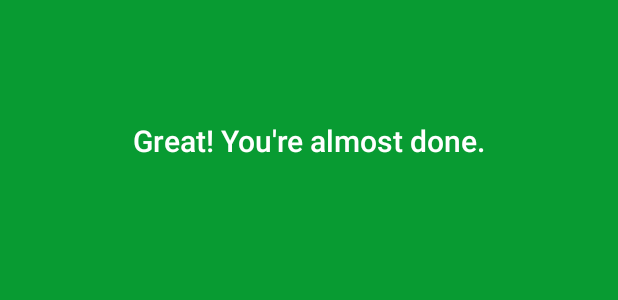
After one commit to Virtual-Athlete/MyFitness, an Android app: the layout activity_complete.xml on its own in the app's theme, with its tools: preview values and no code run, on a phone screen of 412 x 824 dp. The commit adds this screen. Shown: the top 300 px of the screen. Run offline under Robolectric (Android 15) with nearby library versions, the phone set to English and light mode, and no system bars.

Commit message:
Added Complete Activity with circular transition animation

```diff
--- a/app/src/main/AndroidManifest.xml
+++ b/app/src/main/AndroidManifest.xml
@@ -15,10 +15,13 @@
             android:label="@string/app_name">
             <intent-filter>
                 <action android:name="android.intent.action.MAIN" />
-
                 <category android:name="android.intent.category.LAUNCHER" />
             </intent-filter>
         </activity>
+
+        <activity
+            android:name=".complete.CompleteActivity"
+            android:theme="@style/AppTheme.Transparent"/>
     </application>
 
 </manifest>
--- a/app/src/main/java/com/virtualathlete/myfitness/MainActivity.kt
+++ b/app/src/main/java/com/virtualathlete/myfitness/MainActivity.kt
@@ -2,6 +2,8 @@ package com.virtualathlete.myfitness
 
 import android.os.Bundle
 import android.support.design.widget.BottomNavigationView
+import com.virtualathlete.myfitness.feed.FeedFragment
+import com.virtualathlete.myfitness.feed.WorkoutDetailFragment
 import dagger.android.support.DaggerAppCompatActivity
 import kotlinx.android.synthetic.main.activity_main.*
 import javax.inject.Inject
--- a/app/src/main/java/com/virtualathlete/myfitness/WorkoutViewAdapter.kt
+++ b/app/src/main/java/com/virtualathlete/myfitness/WorkoutViewAdapter.kt
@@ -2,10 +2,10 @@ package com.virtualathlete.myfitness
 
 import android.app.Activity
 import android.support.v7.widget.RecyclerView
-import android.util.Log
 import android.view.LayoutInflater
 import android.view.View
 import android.view.ViewGroup
+import com.virtualathlete.myfitness.feed.WorkoutDetailFragment
 import kotlinx.android.synthetic.main.list_item_workout.view.*
 import kotlinx.android.synthetic.main.list_item_workout_header.view.*
 
--- a/app/src/main/java/com/virtualathlete/myfitness/FeedFragment.kt
+++ b/app/src/main/java/com/virtualathlete/myfitness/feed/FeedFragment.kt
@@ -1,12 +1,13 @@
-package com.virtualathlete.myfitness
+package com.virtualathlete.myfitness.feed
 
-import android.app.Fragment
 import android.os.Bundle
 import android.support.v7.widget.LinearLayoutManager
 import android.view.LayoutInflater
 import android.view.View
 import android.view.ViewGroup
 import android.widget.LinearLayout
+import com.virtualathlete.myfitness.R
+import com.virtualathlete.myfitness.WorkoutViewAdapter
 import com.virtualathlete.myfitness.di.ActivityScoped
 import dagger.android.DaggerFragment
 import kotlinx.android.synthetic.main.fragment_feed.*
--- a/app/src/main/java/com/virtualathlete/myfitness/MainModule.java
+++ b/app/src/main/java/com/virtualathlete/myfitness/feed/FeedModule.java
@@ -1,6 +1,7 @@
-package com.virtualathlete.myfitness;
+package com.virtualathlete.myfitness.feed;
 
 import com.virtualathlete.myfitness.di.FragmentScoped;
+import com.virtualathlete.myfitness.feed.FeedFragment;
 
 import dagger.Module;
 import dagger.android.ContributesAndroidInjector;
@@ -10,7 +11,7 @@ import dagger.android.ContributesAndroidInjector;
  */
 
 @Module
-public abstract class MainModule {
+public abstract class FeedModule {
     @FragmentScoped
     @ContributesAndroidInjector
     abstract FeedFragment feedFragment();
--- /dev/null
+++ b/app/src/main/res/layout/activity_complete.xml
@@ -0,0 +1,17 @@
+<?xml version="1.0" encoding="utf-8"?>
+<android.support.constraint.ConstraintLayout
+    android:id="@+id/root_layout"
+    xmlns:android="http://schemas.android.com/apk/res/android" android:layout_width="match_parent"
+    android:layout_height="match_parent"
+    android:background="@color/colorAccent">
+
+    <TextView
+        android:layout_width="match_parent"
+        android:layout_height="wrap_content"
+        android:text="Great! You're almost done."
+        android:textAppearance="@style/Base.TextAppearance.AppCompat.Title"
+        android:textColor="@android:color/white"
+        android:gravity="center"
+        android:paddingTop="80dp"/>
+
+</android.support.constraint.ConstraintLayout>
--- a/app/src/main/res/layout/fragment_feed.xml
+++ b/app/src/main/res/layout/fragment_feed.xml
@@ -10,7 +10,7 @@
     <android.support.design.widget.AppBarLayout
         android:id="@+id/app_bar_layout"
         android:layout_width="match_parent"
-        android:layout_height="180dp"
+        android:layout_height="240dp"
         android:fitsSystemWindows="true">
 
         <android.support.design.widget.CollapsingToolbarLayout
--- a/app/src/main/res/values/styles.xml
+++ b/app/src/main/res/values/styles.xml
@@ -9,6 +9,13 @@
         <item name="colorControlNormal">@android:color/white</item>
         <item name="android:statusBarColor">@android:color/transparent</item>
         <item name="android:windowBackground">@android:color/white</item>
+        <item name="android:windowTranslucentStatus">true</item>
+    </style>
+
+    <style name="AppTheme.Transparent" parent="AppTheme">
+        <item name="android:windowIsTranslucent">true</item>
+        <item name="android:windowBackground">@android:color/transparent</item>
+        <item name="android:windowDrawsSystemBarBackgrounds">true</item>
     </style>
 
 </resources>
```
Also changed, not shown: app/src/main/java/com/virtualathlete/myfitness/complete/CompleteActivity.kt (added, +92 -0 lines), app/src/main/java/com/virtualathlete/myfitness/di/ActivityBindingModule.java (+7 -2 lines), app/src/main/java/com/virtualathlete/myfitness/feed/WorkoutDetailFragment.kt (renamed from app/src/main/java/com/virtualathlete/myfitness/WorkoutDetailFragment.kt, +26 -1 lines), app/src/main/java/com/virtualathlete/myfitness/feed/WorkoutSetViewAdapter.kt (renamed from app/src/main/java/com/virtualathlete/myfitness/WorkoutSetViewAdapter.kt, +5 -3 lines).
